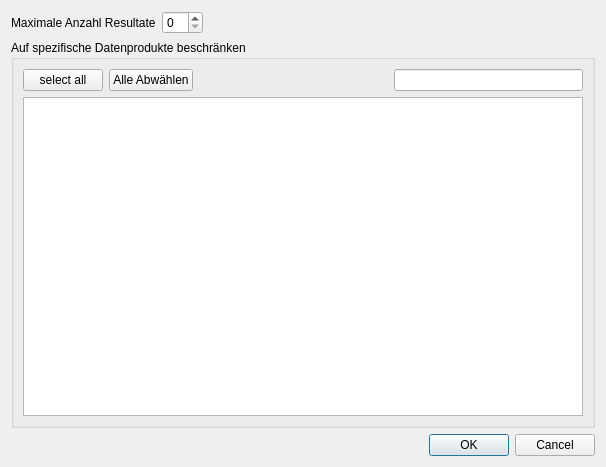
The window that solocator/ui/config.ui (opengisch/solocator) describes before a commit, drawn with Qt 5.
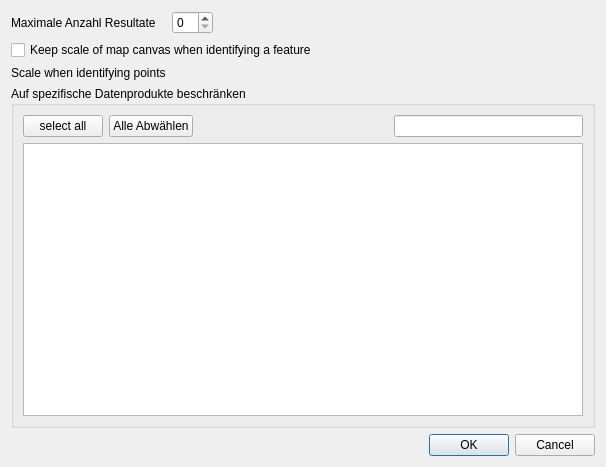
The same window after the commit. Custom widgets are drawn as their Qt base class.

Commit message: setting for scale

Diff of the .ui file:
```diff
--- a/solocator/ui/config.ui
+++ b/solocator/ui/config.ui
@@ -11,9 +11,22 @@
    </rect>
   </property>
   <property name="windowTitle">
-   <string>Swiss locator filter configuration</string>
+   <string>SoLocator filter configuration</string>
   </property>
   <layout class="QGridLayout" name="gridLayout">
+   <item row="5" column="0" colspan="3">
+    <widget class="QDialogButtonBox" name="buttonBox">
+     <property name="orientation">
+      <enum>Qt::Horizontal</enum>
+     </property>
+     <property name="standardButtons">
+      <set>QDialogButtonBox::Cancel|QDialogButtonBox::Ok</set>
+     </property>
+    </widget>
+   </item>
+   <item row="1" column="1">
+    <widget class="QSpinBox" name="results_limit"/>
+   </item>
    <item row="1" column="2">
     <spacer name="horizontalSpacer_3">
      <property name="orientation">
@@ -27,7 +40,7 @@
      </property>
     </spacer>
    </item>
-   <item row="2" column="0" colspan="3">
+   <item row="4" column="0" colspan="3">
     <widget class="QGroupBox" name="feature_search_restrict">
      <property name="title">
       <string>Auf spezifische Datenprodukte beschränken</string>
@@ -39,7 +52,17 @@
       <bool>false</bool>
      </property>
      <layout class="QGridLayout" name="gridLayout_4">
-      <item row="0" column="3">
+      <item row="1" column="0">
+       <widget class="QPushButton" name="select_all_button">
+        <property name="enabled">
+         <bool>true</bool>
+        </property>
+        <property name="text">
+         <string>select all</string>
+        </property>
+       </widget>
+      </item>
+      <item row="1" column="3">
        <widget class="QgsFilterLineEdit" name="search_line_edit">
         <property name="enabled">
          <bool>true</bool>
@@ -52,27 +75,7 @@
         </property>
        </widget>
       </item>
-      <item row="0" column="0">
-       <widget class="QPushButton" name="select_all_button">
-        <property name="enabled">
-         <bool>true</bool>
-        </property>
-        <property name="text">
-         <string>select all</string>
-        </property>
-       </widget>
-      </item>
-      <item row="0" column="1">
-       <widget class="QPushButton" name="unselect_all_button">
-        <property name="enabled">
-         <bool>true</bool>
-        </property>
-        <property name="text">
-         <string>Alle Abwählen</string>
-        </property>
-       </widget>
-      </item>
-      <item row="0" column="2">
+      <item row="1" column="2">
        <spacer name="horizontalSpacer">
         <property name="orientation">
          <enum>Qt::Horizontal</enum>
@@ -85,7 +88,17 @@
         </property>
        </spacer>
       </item>
-      <item row="1" column="0" colspan="4">
+      <item row="1" column="1">
+       <widget class="QPushButton" name="unselect_all_button">
+        <property name="enabled">
+         <bool>true</bool>
+        </property>
+        <property name="text">
+         <string>Alle Abwählen</string>
+        </property>
+       </widget>
+      </item>
+      <item row="2" column="0" colspan="4">
        <widget class="QTableWidget" name="skipped_dataproducts">
         <property name="enabled">
          <bool>true</bool>
@@ -95,8 +108,19 @@
      </layout>
     </widget>
    </item>
-   <item row="1" column="1">
-    <widget class="QSpinBox" name="results_limit"/>
+   <item row="2" column="0" colspan="3">
+    <widget class="QCheckBox" name="keep_scale">
+     <property name="text">
+      <string>Keep scale of map canvas when identifying a feature</string>
+     </property>
+    </widget>
+   </item>
+   <item row="3" column="0">
+    <widget class="QLabel" name="scale_label">
+     <property name="text">
+      <string>Scale when identifying points</string>
+     </property>
+    </widget>
    </item>
    <item row="1" column="0">
     <widget class="QLabel" name="label_7">
@@ -105,15 +129,8 @@
      </property>
     </widget>
    </item>
-   <item row="3" column="0" colspan="3">
-    <widget class="QDialogButtonBox" name="buttonBox">
-     <property name="orientation">
-      <enum>Qt::Horizontal</enum>
-     </property>
-     <property name="standardButtons">
-      <set>QDialogButtonBox::Cancel|QDialogButtonBox::Ok</set>
-     </property>
-    </widget>
+   <item row="3" column="1">
+    <widget class="QgsScaleWidget" name="point_scale" native="true"/>
    </item>
   </layout>
  </widget>
@@ -123,6 +140,12 @@
    <extends>QLineEdit</extends>
    <header>qgsfilterlineedit.h</header>
   </customwidget>
+  <customwidget>
+   <class>QgsScaleWidget</class>
+   <extends>QWidget</extends>
+   <header>qgis.gui</header>
+   <container>1</container>
+  </customwidget>
  </customwidgets>
  <resources/>
  <connections>
```
The commit also changes 2 other files.
